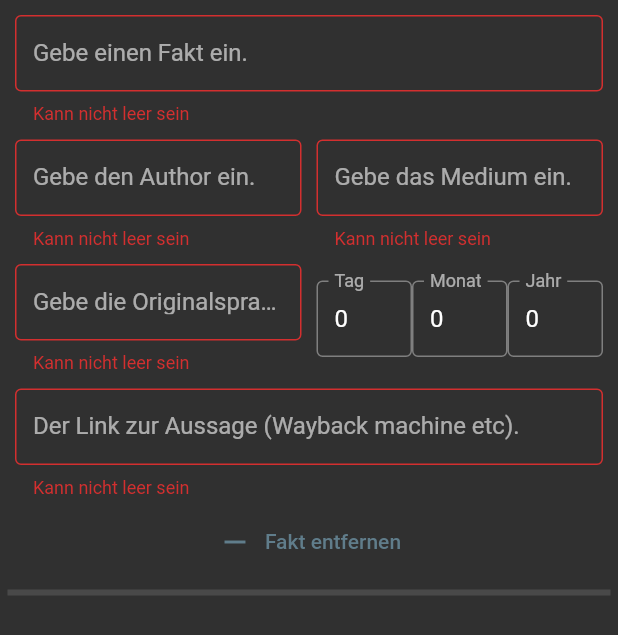
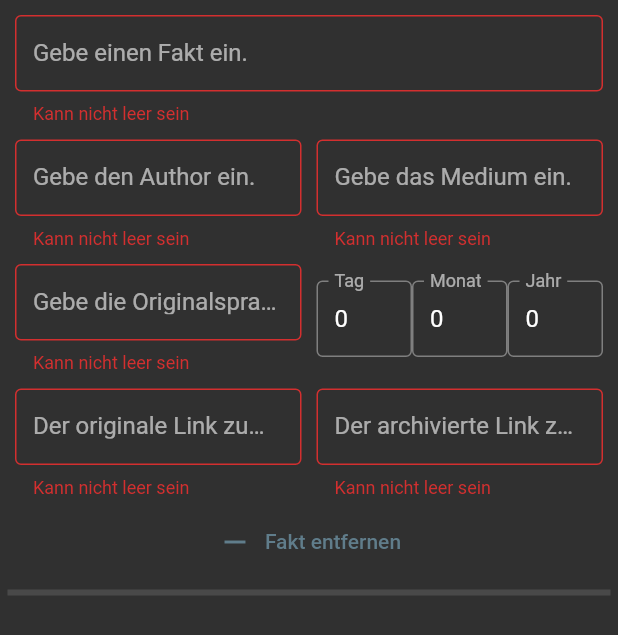
Before and after one commit to QuellenReiter/fact-browser, a Flutter app: the FactContainer widget shown alone on an empty page, opened directly with empty values, on a phone screen of 412 x 824 dp. Shown: the top 635 px of the screen. Run offline on Flutter 3.47's test engine with Material 2 defaults, Android fonts, the light colour scheme and no system bars; our stand-ins replace file_picker, flutter_secure_storage, graphql_flutter; accounts and stored records are empty; network calls fail.

Commit message:
add archived link and copyright on picture

```diff
--- a/lib/main.dart
+++ b/lib/main.dart
@@ -32,7 +32,6 @@ class _FactBrowserState extends State<FactBrowser> {
         textTheme: const TextTheme(
           bodyText2: TextStyle(
               // default all text widget
-              color: Color(0xFFF5DE5B),
               fontSize: 16.0,
               fontFamily: 'Iranian'),
         ),
--- a/lib/models/fact.dart
+++ b/lib/models/fact.dart
@@ -9,6 +9,7 @@ class FactController {
   late TextEditingController monthController;
   late TextEditingController dayController;
   late TextEditingController linkController;
+  late TextEditingController archivedLinkController;
   late TextEditingController authorController;
   late TextEditingController mediaController;
   late TextEditingController languageController;
@@ -19,6 +20,8 @@ class FactController {
     monthController = TextEditingController(text: fact["month"]);
     dayController = TextEditingController(text: fact["day"]);
     linkController = TextEditingController(text: fact["factLink"]);
+    archivedLinkController =
+        TextEditingController(text: fact["factArchivedLink"]);
     authorController = TextEditingController(text: fact["author"]);
     mediaController = TextEditingController(text: fact["medium"]);
   }
@@ -48,6 +51,10 @@ class FactController {
     linkController.addListener(() {
       fact.factLink = linkController.text;
     });
+    archivedLinkController = TextEditingController(text: fact.factArchivedLink);
+    archivedLinkController.addListener(() {
+      fact.factArchivedLink = archivedLinkController.text;
+    });
     authorController = TextEditingController(text: fact.factAuthor);
     authorController.addListener(() {
       fact.factAuthor = authorController.text;
@@ -68,6 +75,7 @@ class FactController {
     monthController.dispose();
     dayController.dispose();
     linkController.dispose();
+    archivedLinkController.dispose();
     authorController.dispose();
     mediaController.dispose();
   }
@@ -100,6 +108,7 @@ class Fact {
   late int factDay;
   late String factLanguage;
   late String factLink;
+  String? factArchivedLink;
   late String factAuthor;
   late String factMedia;
   String? objectId;
@@ -113,7 +122,8 @@ class Fact {
       this.factLanguage,
       this.factLink,
       this.factMedia,
-      this.objectId);
+      this.objectId,
+      this.factArchivedLink);
 
   Fact.fromMap(Map<String, dynamic>? map)
       : factText = map?[Queries.factText],
@@ -124,7 +134,8 @@ class Fact {
         factDay = map?[Queries.factDay],
         factLink = map?[Queries.factLink],
         factLanguage = map?[Queries.factLanguage],
-        objectId = map?["objectId"];
+        objectId = map?["objectId"],
+        factArchivedLink = map?[Queries.factArchivedLink] ?? "";
 
   Fact.empty() {
     factText = "";
@@ -134,6 +145,7 @@ class Fact {
     factMonth = 0;
     factDay = 0;
     factLink = "";
+    factArchivedLink = "";
     factLanguage = "";
   }
 }
--- a/lib/widgets/display/fact_display_container.dart
+++ b/lib/widgets/display/fact_display_container.dart
@@ -66,6 +66,12 @@ class FactDisplayContainer extends StatelessWidget {
                   icon: Icons.link,
                 ),
               ),
+              Flexible(
+                child: SizableDisplayText(
+                  text: fact.factArchivedLink!,
+                  icon: Icons.link,
+                ),
+              ),
             ]),
           ),
           const Divider(
--- a/lib/widgets/editable/fact_container.dart
+++ b/lib/widgets/editable/fact_container.dart
@@ -80,7 +80,14 @@ class _FactContainerState extends State<FactContainer> {
               Flexible(
                 child: TextFieldContainer(
                     textController: widget.controllers!.linkController,
-                    label: "Der Link zur Aussage (Wayback machine etc).",
+                    label: "Der originale Link zum Faktencheck.",
+                    errorCallback: Utils.checkIfEmpty),
+              ),
+              Flexible(
+                child: TextFieldContainer(
+                    textController: widget.controllers!.archivedLinkController,
+                    label:
+                        "Der archivierte Link zum Faktencheck (Wayback machine etc).",
                     errorCallback: Utils.checkIfEmpty),
               ),
             ]),
```
Also changed, not shown: lib/provider/queries.dart (+7 -1 lines), lib/screens/detail_screen.dart (+16 -9 lines).
